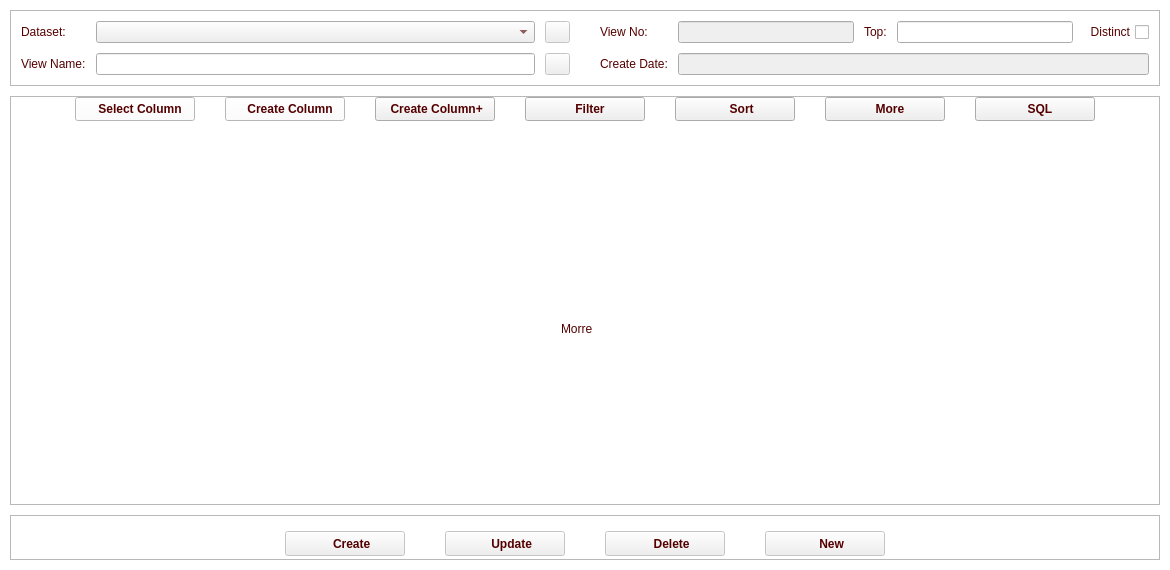
thuongtm/CreateView, file frmCreateView.ui: the form before one commit.
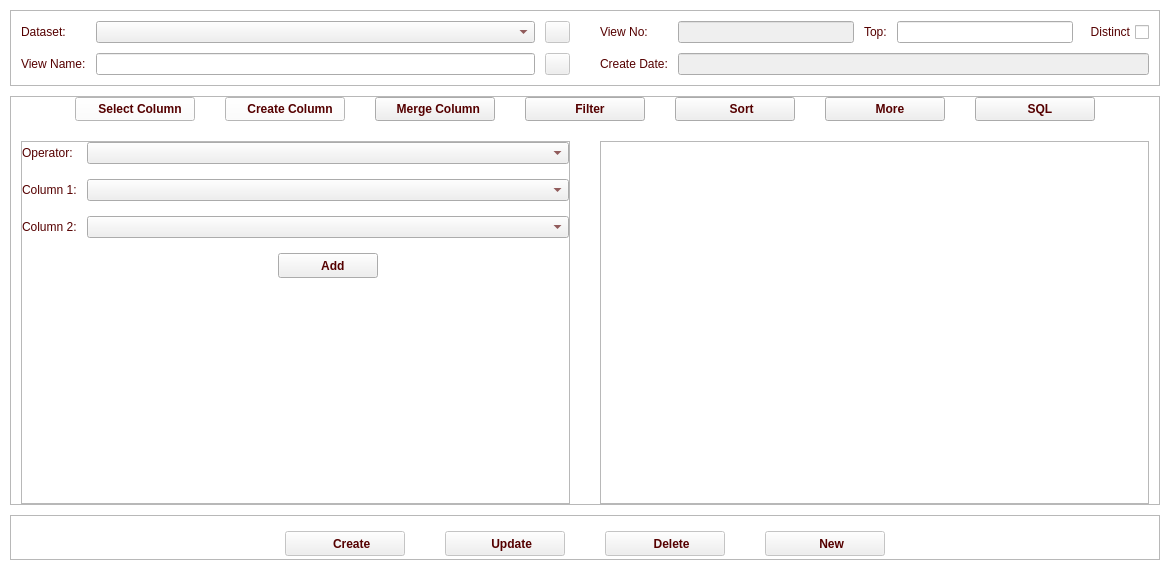
The form after the commit. The open tabs and pages were chosen to show the change. Icons and pictures are not drawn.

The edit to the form file:
```diff
--- a/frmCreateView.ui
+++ b/frmCreateView.ui
@@ -1784,11 +1784,17 @@
            </font>
           </property>
           <property name="text">
-           <string> Create Column+</string>
+           <string>  Merge Column</string>
           </property>
           <property name="icon">
            <iconset resource="images.qrc">
-            <normaloff>:/images/images/add-plus.png</normaloff>:/images/images/add-plus.png</iconset>
+            <normaloff>:/images/images/merge.png</normaloff>:/images/images/merge.png</iconset>
+          </property>
+          <property name="iconSize">
+           <size>
+            <width>18</width>
+            <height>18</height>
+           </size>
           </property>
          </widget>
         </item>
@@ -1963,6 +1969,475 @@
           <height>0</height>
          </size>
         </property>
+        <property name="palette">
+         <palette>
+          <active>
+           <colorrole role="WindowText">
+            <brush brushstyle="SolidPattern">
+             <color alpha="255">
+              <red>0</red>
+              <green>0</green>
+              <blue>0</blue>
+             </color>
+            </brush>
+           </colorrole>
+           <colorrole role="Button">
+            <brush brushstyle="SolidPattern">
+             <color alpha="255">
+              <red>255</red>
+              <green>255</green>
+              <blue>255</blue>
+             </color>
+            </brush>
+           </colorrole>
+           <colorrole role="Light">
+            <brush brushstyle="SolidPattern">
+             <color alpha="255">
+              <red>255</red>
+              <green>255</green>
+              <blue>255</blue>
+             </color>
+            </brush>
+           </colorrole>
+           <colorrole role="Midlight">
+            <brush brushstyle="SolidPattern">
+             <color alpha="255">
+              <red>255</red>
+              <green>255</green>
+              <blue>255</blue>
+             </color>
+            </brush>
+           </colorrole>
+           <colorrole role="Dark">
+            <brush brushstyle="SolidPattern">
+             <color alpha="255">
+              <red>127</red>
+              <green>127</green>
+              <blue>127</blue>
+             </color>
+            </brush>
+           </colorrole>
+           <colorrole role="Mid">
+            <brush brushstyle="SolidPattern">
+             <color alpha="255">
+              <red>170</red>
+              <green>170</green>
+              <blue>170</blue>
+             </color>
+            </brush>
+           </colorrole>
+           <colorrole role="Text">
+            <brush brushstyle="SolidPattern">
+             <color alpha="255">
+              <red>0</red>
+              <green>0</green>
+              <blue>0</blue>
+             </color>
+            </brush>
+           </colorrole>
+           <colorrole role="BrightText">
+            <brush brushstyle="SolidPattern">
+             <color alpha="255">
+              <red>255</red>
+              <green>255</green>
+              <blue>255</blue>
+             </color>
+            </brush>
+           </colorrole>
+           <colorrole role="ButtonText">
+            <brush brushstyle="SolidPattern">
+             <color alpha="255">
+              <red>0</red>
+              <green>0</green>
+              <blue>0</blue>
+             </color>
+            </brush>
+           </colorrole>
+           <colorrole role="Base">
+            <brush brushstyle="SolidPattern">
+             <color alpha="255">
+              <red>255</red>
+              <green>255</green>
+              <blue>255</blue>
+             </color>
+            </brush>
+           </colorrole>
+           <colorrole role="Window">
+            <brush brushstyle="SolidPattern">
+             <color alpha="255">
+              <red>255</red>
+              <green>255</green>
+              <blue>255</blue>
+             </color>
+            </brush>
+           </colorrole>
+           <colorrole role="Shadow">
+            <brush brushstyle="SolidPattern">
+             <color alpha="255">
+              <red>0</red>
+              <green>0</green>
+              <blue>0</blue>
+             </color>
+            </brush>
+           </colorrole>
+           <colorrole role="AlternateBase">
+            <brush brushstyle="SolidPattern">
+             <color alpha="255">
+              <red>255</red>
+              <green>255</green>
+              <blue>255</blue>
+             </color>
+            </brush>
+           </colorrole>
+           <colorrole role="ToolTipBase">
+            <brush brushstyle="SolidPattern">
+             <color alpha="255">
+              <red>255</red>
+              <green>255</green>
+              <blue>220</blue>
+             </color>
+            </brush>
+           </colorrole>
+           <colorrole role="ToolTipText">
+            <brush brushstyle="SolidPattern">
+             <color alpha="255">
+              <red>0</red>
+              <green>0</green>
+              <blue>0</blue>
+             </color>
+            </brush>
+           </colorrole>
+           <colorrole role="PlaceholderText">
+            <brush brushstyle="SolidPattern">
+             <color alpha="127">
+              <red>0</red>
+              <green>0</green>
+              <blue>0</blue>
+             </color>
+            </brush>
+           </colorrole>
+           <colorrole role="Accent">
+            <brush brushstyle="SolidPattern">
+             <color alpha="255">
+              <red>255</red>
+              <green>255</green>
+              <blue>255</blue>
+             </color>
+            </brush>
+           </colorrole>
+          </active>
+          <inactive>
+           <colorrole role="WindowText">
+            <brush brushstyle="SolidPattern">
+             <color alpha="255">
+              <red>0</red>
+              <green>0</green>
+              <blue>0</blue>
+             </color>
+            </brush>
+           </colorrole>
+           <colorrole role="Button">
+            <brush brushstyle="SolidPattern">
+             <color alpha="255">
+              <red>255</red>
+              <green>255</green>
+              <blue>255</blue>
+             </color>
+            </brush>
+           </colorrole>
+           <colorrole role="Light">
+            <brush brushstyle="SolidPattern">
+             <color alpha="255">
+              <red>255</red>
+              <green>255</green>
+              <blue>255</blue>
+             </color>
+            </brush>
+           </colorrole>
+           <colorrole role="Midlight">
+            <brush brushstyle="SolidPattern">
+             <color alpha="255">
+              <red>255</red>
+              <green>255</green>
+              <blue>255</blue>
+             </color>
+            </brush>
+           </colorrole>
+           <colorrole role="Dark">
+            <brush brushstyle="SolidPattern">
+             <color alpha="255">
+              <red>127</red>
+              <green>127</green>
+              <blue>127</blue>
+             </color>
+            </brush>
+           </colorrole>
+           <colorrole role="Mid">
+            <brush brushstyle="SolidPattern">
+             <color alpha="255">
+              <red>170</red>
+              <green>170</green>
+              <blue>170</blue>
+             </color>
+            </brush>
+           </colorrole>
+           <colorrole role="Text">
+            <brush brushstyle="SolidPattern">
+             <color alpha="255">
+              <red>0</red>
+              <green>0</green>
+              <blue>0</blue>
+             </color>
+            </brush>
+           </colorrole>
+           <colorrole role="BrightText">
+            <brush brushstyle="SolidPattern">
+             <color alpha="255">
+              <red>255</red>
+              <green>255</green>
+              <blue>255</blue>
+             </color>
+            </brush>
+           </colorrole>
+           <colorrole role="ButtonText">
+            <brush brushstyle="SolidPattern">
+             <color alpha="255">
+              <red>0</red>
+              <green>0</green>
+              <blue>0</blue>
+             </color>
+            </brush>
+           </colorrole>
+           <colorrole role="Base">
+            <brush brushstyle="SolidPattern">
+             <color alpha="255">
+              <red>255</red>
+              <green>255</green>
+              <blue>255</blue>
+             </color>
+            </brush>
+           </colorrole>
+           <colorrole role="Window">
+            <brush brushstyle="SolidPattern">
+             <color alpha="255">
+              <red>255</red>
+              <green>255</green>
+              <blue>255</blue>
+             </color>
+            </brush>
+           </colorrole>
+           <colorrole role="Shadow">
+            <brush brushstyle="SolidPattern">
+             <color alpha="255">
+              <red>0</red>
+              <green>0</green>
+              <blue>0</blue>
+             </color>
+            </brush>
+           </colorrole>
+           <colorrole role="AlternateBase">
+            <brush brushstyle="SolidPattern">
+             <color alpha="255">
+              <red>255</red>
+              <green>255</green>
+              <blue>255</blue>
+             </color>
+            </brush>
+           </colorrole>
+           <colorrole role="ToolTipBase">
+            <brush brushstyle="SolidPattern">
+             <color alpha="255">
+              <red>255</red>
+              <green>255</green>
+              <blue>220</blue>
+             </color>
+            </brush>
+           </colorrole>
+           <colorrole role="ToolTipText">
+            <brush brushstyle="SolidPattern">
+             <color alpha="255">
+              <red>0</red>
+              <green>0</green>
+              <blue>0</blue>
+             </color>
+            </brush>
+           </colorrole>
+           <colorrole role="PlaceholderText">
+            <brush brushstyle="SolidPattern">
+             <color alpha="127">
+              <red>0</red>
+              <green>0</green>
+              <blue>0</blue>
+             </color>
+            </brush>
+           </colorrole>
+           <colorrole role="Accent">
+            <brush brushstyle="SolidPattern">
+             <color alpha="255">
+              <red>255</red>
+              <green>255</green>
+              <blue>255</blue>
+             </color>
+            </brush>
+           </colorrole>
+          </inactive>
+          <disabled>
+           <colorrole role="WindowText">
+            <brush brushstyle="SolidPattern">
+             <color alpha="255">
+              <red>127</red>
+              <green>127</green>
+              <blue>127</blue>
+             </color>
+            </brush>
+           </colorrole>
+           <colorrole role="Button">
+            <brush brushstyle="SolidPattern">
+             <color alpha="255">
+              <red>255</red>
+              <green>255</green>
+              <blue>255</blue>
+             </color>
+            </brush>
+           </colorrole>
+           <colorrole role="Light">
+            <brush brushstyle="SolidPattern">
+             <color alpha="255">
+              <red>255</red>
+              <green>255</green>
+              <blue>255</blue>
+             </color>
+            </brush>
+           </colorrole>
+           <colorrole role="Midlight">
+            <brush brushstyle="SolidPattern">
+             <color alpha="255">
+              <red>255</red>
+              <green>255</green>
+              <blue>255</blue>
+             </color>
+            </brush>
+           </colorrole>
+           <colorrole role="Dark">
+            <brush brushstyle="SolidPattern">
+             <color alpha="255">
+              <red>127</red>
+              <green>127</green>
+              <blue>127</blue>
+             </color>
+            </brush>
+           </colorrole>
+           <colorrole role="Mid">
+            <brush brushstyle="SolidPattern">
+             <color alpha="255">
+              <red>170</red>
+              <green>170</green>
+              <blue>170</blue>
+             </color>
+            </brush>
+           </colorrole>
+           <colorrole role="Text">
+            <brush brushstyle="SolidPattern">
+             <color alpha="255">
+              <red>127</red>
+              <green>127</green>
+              <blue>127</blue>
+             </color>
+            </brush>
+           </colorrole>
+           <colorrole role="BrightText">
+            <brush brushstyle="SolidPattern">
+             <color alpha="255">
+              <red>255</red>
+              <green>255</green>
+              <blue>255</blue>
+             </color>
+            </brush>
+           </colorrole>
+           <colorrole role="ButtonText">
+            <brush brushstyle="SolidPattern">
+             <color alpha="255">
+              <red>127</red>
+              <green>127</green>
+              <blue>127</blue>
+             </color>
+            </brush>
+           </colorrole>
+           <colorrole role="Base">
+            <brush brushstyle="SolidPattern">
+             <color alpha="255">
+              <red>255</red>
+              <green>255</green>
+              <blue>255</blue>
+             </color>
+            </brush>
+           </colorrole>
+           <colorrole role="Window">
+            <brush brushstyle="SolidPattern">
+             <color alpha="255">
+              <red>255</red>
+              <green>255</green>
+              <blue>255</blue>
+             </color>
+            </brush>
+           </colorrole>
+           <colorrole role="Shadow">
+            <brush brushstyle="SolidPattern">
+             <color alpha="255">
+              <red>0</red>
+              <green>0</green>
+              <blue>0</blue>
+             </color>
+            </brush>
+           </colorrole>
+           <colorrole role="AlternateBase">
+            <brush brushstyle="SolidPattern">
+             <color alpha="255">
+              <red>255</red>
+              <green>255</green>
+              <blue>255</blue>
+             </color>
+            </brush>
+           </colorrole>
+           <colorrole role="ToolTipBase">
+            <brush brushstyle="SolidPattern">
+             <color alpha="255">
+              <red>255</red>
+              <green>255</green>
+              <blue>220</blue>
+             </color>
+            </brush>
+           </colorrole>
+           <colorrole role="ToolTipText">
+            <brush brushstyle="SolidPattern">
+             <color alpha="255">
+              <red>0</red>
+              <green>0</green>
+              <blue>0</blue>
+             </color>
+            </brush>
+           </colorrole>
+           <colorrole role="PlaceholderText">
+            <brush brushstyle="SolidPattern">
+             <color alpha="127">
+              <red>127</red>
+              <green>127</green>
+              <blue>127</blue>
+             </color>
+            </brush>
+           </colorrole>
+           <colorrole role="Accent">
+            <brush brushstyle="SolidPattern">
+             <color alpha="255">
+              <red>255</red>
+              <green>255</green>
+              <blue>255</blue>
+             </color>
+            </brush>
+           </colorrole>
+          </disabled>
+         </palette>
+        </property>
         <property name="currentIndex">
          <number>5</number>
         </property>
@@ -2535,20 +3010,194 @@
           </item>
          </layout>
         </widget>
-        <widget class="QWidget" name="ColumnPlusPage">
-         <widget class="QLabel" name="label_15">
-          <property name="geometry">
-           <rect>
-            <x>540</x>
-            <y>180</y>
-            <width>49</width>
-            <height>16</height>
-           </rect>
+        <widget class="QWidget" name="MergePage">
+         <layout class="QHBoxLayout" name="horizontalLayout_23">
+          <property name="spacing">
+           <number>30</number>
           </property>
-          <property name="text">
-           <string>Morre</string>
+          <property name="leftMargin">
+           <number>0</number>
           </property>
-         </widget>
+          <property name="topMargin">
+           <number>0</number>
+          </property>
+          <property name="rightMargin">
+           <number>0</number>
+          </property>
+          <property name="bottomMargin">
+           <number>0</number>
+          </property>
+          <item>
+           <widget class="QFrame" name="frame_6">
+            <property name="frameShape">
+             <enum>QFrame::StyledPanel</enum>
+            </property>
+            <property name="frameShadow">
+             <enum>QFrame::Raised</enum>
+            </property>
+            <layout class="QFormLayout" name="formLayout_6">
+             <property name="horizontalSpacing">
+              <number>10</number>
+             </property>
+             <property name="verticalSpacing">
+              <number>15</number>
+             </property>
+             <property name="leftMargin">
+              <number>0</number>
+             </property>
+             <property name="topMargin">
+              <number>0</number>
+             </property>
+             <property name="rightMargin">
+              <number>0</number>
+             </property>
+             <property name="bottomMargin">
+              <number>0</number>
+             </property>
+             <item row="0" column="0">
+              <widget class="QLabel" name="label_15">
+               <property name="text">
+                <string>Operator:</string>
+               </property>
+              </widget>
+             </item>
+             <item row="0" column="1">
+              <widget class="QComboBox" name="cbbMergeOperation"/>
+             </item>
+             <item row="1" column="0">
+              <widget class="QLabel" name="label_16">
+               <property name="text">
+                <string>Column 1:</string>
+               </property>
+              </widget>
+             </item>
+             <item row="1" column="1">
+              <widget class="QComboBox" name="cbbMergeColumn1"/>
+             </item>
+             <item row="2" column="0">
+              <widget class="QLabel" name="label_17">
+               <property name="text">
+                <string>Column 2:</string>
+               </property>
+              </widget>
+             </item>
+             <item row="2" column="1">
+              <widget class="QComboBox" name="cbbMergeColumn2"/>
+             </item>
+             <item row="3" column="0">
+              <spacer name="horizontalSpacer_10">
+               <property name="orientation">
+                <enum>Qt::Horizontal</enum>
+               </property>
+               <property name="sizeHint" stdset="0">
+                <size>
+                 <width>40</width>
+                 <height>20</height>
+                </size>
+               </property>
+              </spacer>
+             </item>
+             <item row="3" column="1">
+              <layout class="QHBoxLayout" name="horizontalLayout_22">
+               <property name="spacing">
+                <number>25</number>
+               </property>
+               <item>
+                <spacer name="horizontalSpacer_9">
+                 <property name="orientation">
+                  <enum>Qt::Horizontal</enum>
+                 </property>
+                 <property name="sizeHint" stdset="0">
+                  <size>
+                   <width>40</width>
+                   <height>20</height>
+                  </size>
+                 </property>
+                </spacer>
+               </item>
+               <item>
+                <widget class="QPushButton" name="btnMergerAdd">
+                 <property name="minimumSize">
+                  <size>
+                   <width>100</width>
+                   <height>25</height>
+                  </size>
+                 </property>
+                 <property name="maximumSize">
+                  <size>
+                   <width>100</width>
+                   <height>25</height>
+                  </size>
+                 </property>
+                 <property name="font">
+                  <font>
+                   <bold>true</bold>
+                  </font>
+                 </property>
+                 <property name="text">
+                  <string>   Add</string>
+                 </property>
+                 <property name="icon">
+                  <iconset resource="images.qrc">
+                   <normaloff>:/images/images/add.png</normaloff>:/images/images/add.png</iconset>
+                 </property>
+                 <property name="iconSize">
+                  <size>
+                   <width>18</width>
+                   <height>18</height>
+                  </size>
+                 </property>
+                </widget>
+               </item>
+               <item>
+                <spacer name="horizontalSpacer_8">
+                 <property name="orientation">
+                  <enum>Qt::Horizontal</enum>
+                 </property>
+                 <property name="sizeHint" stdset="0">
+                  <size>
+                   <width>40</width>
+                   <height>20</height>
+                  </size>
+                 </property>
+                </spacer>
+               </item>
+              </layout>
+             </item>
+            </layout>
+           </widget>
+          </item>
+          <item>
+           <widget class="QTableWidget" name="tbwMerge">
+            <property name="styleSheet">
+             <string notr="true">QHeaderView::section:checked{
+	background-color: rgb(225, 225, 225);
+}
+QHeaderView::section { 
+	background-color:  rgb(225, 225, 225);
+	color: rgb(85, 0, 0);
+ 	padding-left: 4px;
+ 	border: 0.5px solid rgb(225, 225, 225); }
+
+QTableWidget::item {
+	padding-top: 3px;
+	padding-bottom: 3px;
+	padding-right: 10px;
+	padding-left: 10px;
+}</string>
+            </property>
+            <property name="editTriggers">
+             <set>QAbstractItemView::NoEditTriggers</set>
+            </property>
+            <property name="selectionMode">
+             <enum>QAbstractItemView::SingleSelection</enum>
+            </property>
+            <property name="selectionBehavior">
+             <enum>QAbstractItemView::SelectRows</enum>
+            </property>
+           </widget>
+          </item>
+         </layout>
         </widget>
         <widget class="QWidget" name="FilterPage">
          <layout class="QHBoxLayout" name="horizontalLayout_20">
```
Left out of the diff: 2 changed lines with no effect on the pictures.
